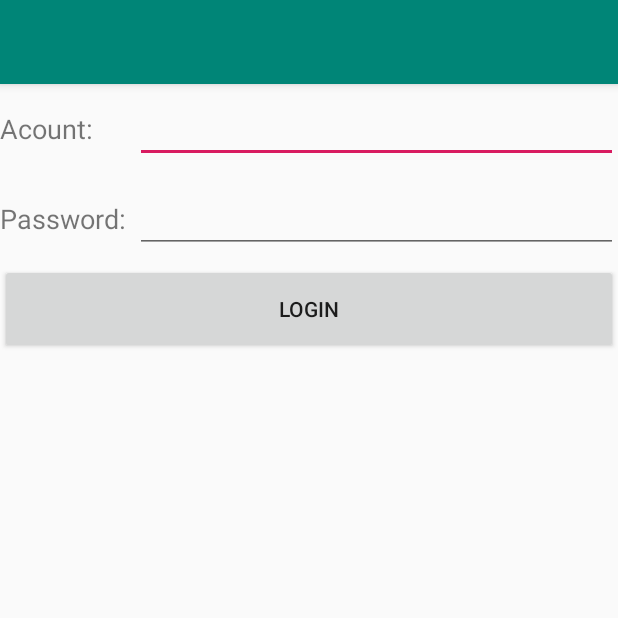
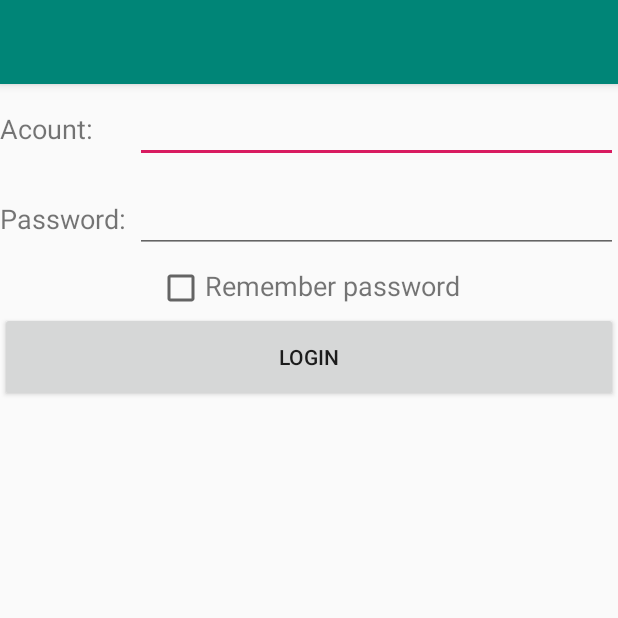
Before and after one commit to justhxc/FirstAndroid, an Android app: the screen it shows after launch (LoginActivity), on a phone screen of 412 x 824 dp, the top half of it. Run offline under Robolectric (Android 15) with nearby library versions, the phone set to English and light mode, and no system bars.

Commit message:
使用SharePerformances保存账号密码并恢复

```diff
--- a/BroadcastPractice/app/src/main/java/com/example/a/broadcastpractice/LoginActivity.java
+++ b/BroadcastPractice/app/src/main/java/com/example/a/broadcastpractice/LoginActivity.java
@@ -1,34 +1,58 @@
 package com.example.a.broadcastpractice;
 
 import android.content.Intent;
+import android.content.SharedPreferences;
+import android.preference.PreferenceManager;
 import android.support.v7.app.AppCompatActivity;
 import android.os.Bundle;
 import android.view.View;
+import android.webkit.WebView;
 import android.widget.Button;
+import android.widget.CheckBox;
 import android.widget.EditText;
 import android.widget.Toast;
 
 public class LoginActivity extends BaseActivity {
-
+    private SharedPreferences pref;
+    private SharedPreferences.Editor editor;
     private EditText accountEdit;
     private EditText passwordEdit;
     private Button login;
-
+    private CheckBox rememberPass;
     @Override
     protected void onCreate(Bundle savedInstanceState) {
         super.onCreate(savedInstanceState);
         setContentView(R.layout.activity_login);
-
+        pref = PreferenceManager.getDefaultSharedPreferences(this);
         accountEdit = findViewById(R.id.account);
         passwordEdit = findViewById(R.id.password);
+        rememberPass = findViewById(R.id.remember_pass);
         login = findViewById(R.id.login);
-
+        Boolean isRemember = pref.getBoolean("remember_pass",false);
+        if (isRemember){
+            //将账号密码设置到文本框
+            String account = pref.getString("account","");
+            String passwd = pref.getString("passwd","");
+            accountEdit.setText(account);
+            passwordEdit.setText(passwd);
+            rememberPass.setChecked(true);
+        }
         login.setOnClickListener(new View.OnClickListener() {
             @Override
             public void onClick(View v) {
                 String account = accountEdit.getText().toString();
                 String passwd = passwordEdit.getText().toString();
                 if (account.equals("admin") && passwd.equals("123")){
+                    //保存账号密码
+                    editor = pref.edit();
+                    if (rememberPass.isChecked()){
+                        editor.putBoolean("remember_pass",true);
+                        editor.putString("account",account);
+                        editor.putString("passwd",passwd);
+                    }else {
+                        editor.clear();
+                    }
+                    editor.apply();
                     Intent intent = new Intent(LoginActivity.this,MainActivity.class);
                     startActivity(intent);
                     finish();
--- a/BroadcastPractice/app/src/main/res/layout/activity_login.xml
+++ b/BroadcastPractice/app/src/main/res/layout/activity_login.xml
@@ -41,6 +41,20 @@
             android:layout_gravity="center_vertical"
             android:inputType="textWebPassword"/>
     </LinearLayout>
+    <LinearLayout
+        android:layout_gravity="center_horizontal"
+        android:layout_width="wrap_content"
+        android:layout_height="wrap_content">
+        <CheckBox
+            android:id="@+id/remember_pass"
+            android:layout_width="wrap_content"
+            android:layout_height="wrap_content" />
+        <TextView
+            android:layout_width="wrap_content"
+            android:layout_height="wrap_content"
+            android:textSize="18sp"
+            android:text="Remember password"/>
+    </LinearLayout>
     <Button
         android:id="@+id/login"
         android:text="LOGIN"
```
